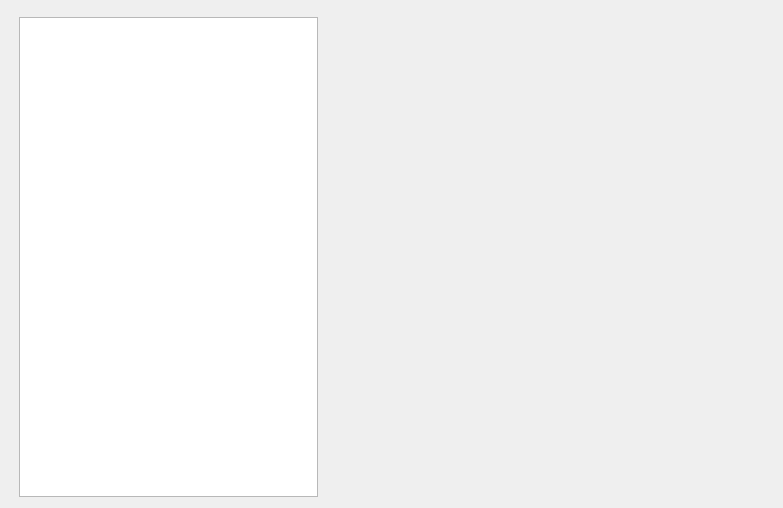
Old version of the form src/Widgets/home.ui in the repository Open-Transactions/Moneychanger.
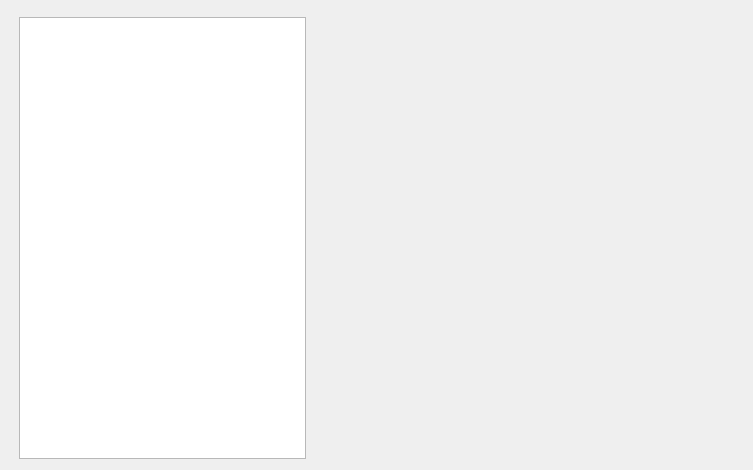
New version of the form.

The edit to the form file:
```diff
--- a/src/Widgets/home.ui
+++ b/src/Widgets/home.ui
@@ -6,8 +6,8 @@
    <rect>
     <x>0</x>
     <y>0</y>
-    <width>783</width>
-    <height>508</height>
+    <width>753</width>
+    <height>470</height>
    </rect>
   </property>
   <property name="windowTitle">
@@ -54,7 +54,7 @@
        <item>
         <widget class="QWidget" name="widget" native="true">
          <property name="sizePolicy">
-          <sizepolicy hsizetype="Preferred" vsizetype="Preferred">
+          <sizepolicy hsizetype="Preferred" vsizetype="Expanding">
            <horstretch>0</horstretch>
            <verstretch>0</verstretch>
           </sizepolicy>
```
Left out of the diff: 1 changed line with no effect on the pictures.
